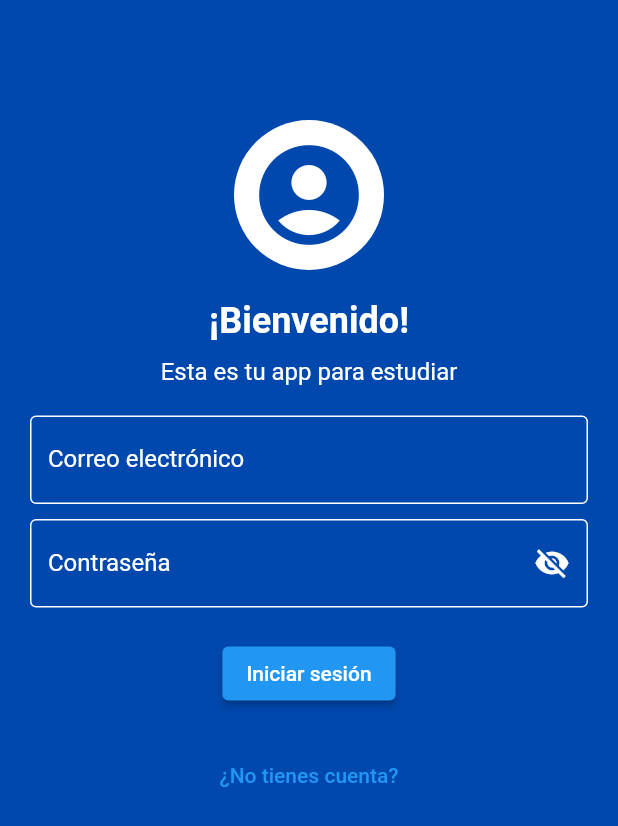
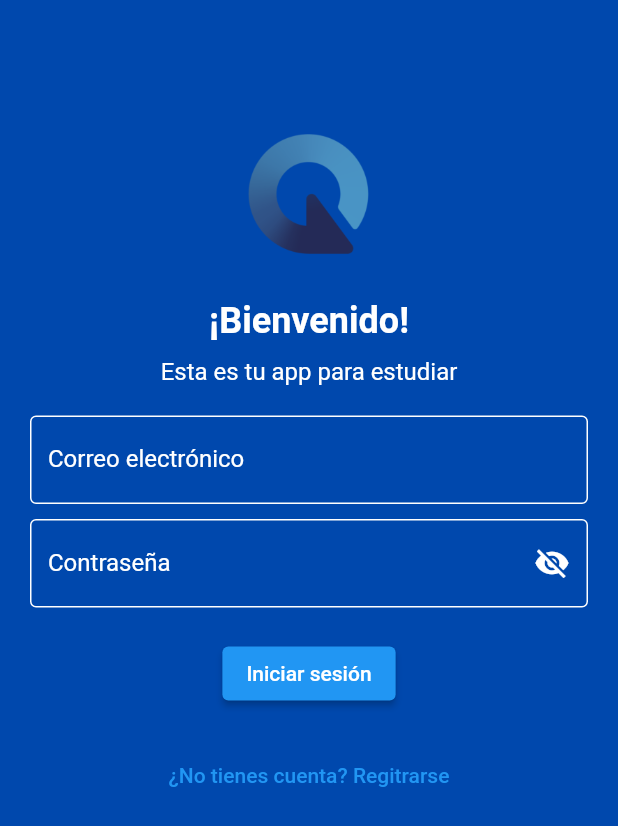
Before and after one commit to Michinded/cardenal_devs, a Flutter app: the screen it shows after launch, on a phone screen of 412 x 824 dp. Shown: the top 826 px of the screen. Run offline on Flutter 3.47's test engine with Material 2 defaults, Android fonts, the phone set to English and light mode, and no system bars; our stand-ins replace firebase_core; accounts and stored records are empty.

```diff
--- a/lib/pages/login/login_view.dart
+++ b/lib/pages/login/login_view.dart
@@ -1,8 +1,10 @@
 import 'package:flutter/material.dart';
 
 class LoginPage extends StatefulWidget {
+  const LoginPage({super.key});
+
   @override
-  _LoginPageState createState() => _LoginPageState();
+  State<LoginPage> createState() => _LoginPageState();
 }
 
 class _LoginPageState extends State<LoginPage> {
@@ -11,22 +13,18 @@ class _LoginPageState extends State<LoginPage> {
   @override
   Widget build(BuildContext context) {
     return Scaffold(
-      backgroundColor: Color(0xFF0048ad),
+      backgroundColor: const Color(0xFF0048ad),
       body: SingleChildScrollView(
         child: Column(
           children: [
-            SizedBox(height: 80),
-            CircleAvatar(
+            const SizedBox(height: 80),
+            const CircleAvatar(
               radius: 50,
-              backgroundColor: Colors.white,
-              child: Icon(
-                Icons.account_circle,
-                size: 80,
-                color: Color(0xFF0048ad),
-              ),
+              backgroundColor: Colors.transparent,
+              backgroundImage: AssetImage("assets/img/logos/logo_qro_dig.png"), // Ruta de la imagen
             ),
-            SizedBox(height: 20),
-            Text(
+            const SizedBox(height: 20),
+            const Text(
               "¡Bienvenido!",
               style: TextStyle(
                 color: Colors.white,
@@ -34,21 +32,22 @@ class _LoginPageState extends State<LoginPage> {
                 fontWeight: FontWeight.bold,
               ),
             ),
-            SizedBox(height: 10),
-            Text(
+            const SizedBox(height: 10),
+            const Text(
               "Esta es tu app para estudiar",
               style: TextStyle(
                 color: Colors.white,
                 fontSize: 16,
               ),
             ),
-            SizedBox(height: 20),
+            const SizedBox(height: 20),
             Padding(
-              padding: EdgeInsets.symmetric(horizontal: 20),
+              padding: const EdgeInsets.symmetric(horizontal: 20),
               child: Column(
                 children: [
                   TextFormField(
-                    decoration: InputDecoration(
+                    style: const TextStyle(color: Colors.white),
+                    decoration: const InputDecoration(
                       labelText: "Correo electrónico",
                       labelStyle: TextStyle(color: Colors.white),
                       enabledBorder: OutlineInputBorder(
@@ -56,13 +55,14 @@ class _LoginPageState extends State<LoginPage> {
                       ),
                     ),
                   ),
-                  SizedBox(height: 10),
+                  const SizedBox(height: 10),
                   TextFormField(
+                    style: const TextStyle(color: Colors.white),
                     obscureText: !_showPassword,
                     decoration: InputDecoration(
                       labelText: "Contraseña",
-                      labelStyle: TextStyle(color: Colors.white),
-                      enabledBorder: OutlineInputBorder(
+                      labelStyle:  const TextStyle(color: Colors.white),
+                      enabledBorder:  const OutlineInputBorder(
                         borderSide: BorderSide(color: Colors.white),
                       ),
                       suffixIcon: GestureDetector(
@@ -80,15 +80,15 @@ class _LoginPageState extends State<LoginPage> {
                       ),
                     ),
                   ),
-                  SizedBox(height: 20),
+                  const SizedBox(height: 20),
                   ElevatedButton(
                     onPressed: () {},
                     child: Text("Iniciar sesión"),
                   ),
-                  SizedBox(height: 20),
+                  const SizedBox(height: 20),
                   TextButton(
                     onPressed: () {},
-                    child: Text("¿No tienes cuenta?"),
+                    child: const Text("¿No tienes cuenta? Regitrarse"),
                   ),
                 ],
               ),
```
Also changed, not shown: lib/main.dart (+1 -89 lines), pubspec.yaml (+8 -0 lines), assets/img/logos/logo_qro_dig.png (added), lib/firebase_options.dart (added), pubspec.lock, 3 other files.
